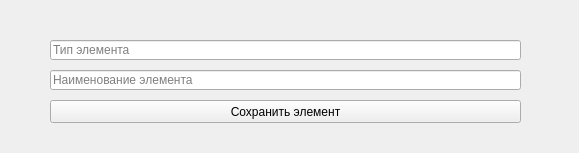
Before: the Qt Designer form UI/save_elements_form.ui in Chutchev/mapper, drawn with Qt 5.
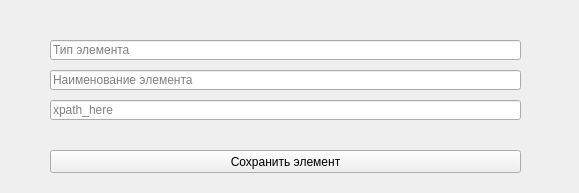
After: the same form once the commit is applied.

Commit message: Обновлены формы (показ xpath)

```diff
--- a/UI/save_elements_form.ui
+++ b/UI/save_elements_form.ui
@@ -7,7 +7,7 @@
     <x>0</x>
     <y>0</y>
     <width>579</width>
-    <height>153</height>
+    <height>193</height>
    </rect>
   </property>
   <property name="windowTitle">
@@ -44,7 +44,7 @@
     <property name="geometry">
      <rect>
       <x>50</x>
-      <y>100</y>
+      <y>150</y>
       <width>471</width>
       <height>23</height>
      </rect>
@@ -53,6 +53,19 @@
      <string>Сохранить элемент</string>
     </property>
    </widget>
+   <widget class="QLineEdit" name="xpath_edit">
+    <property name="geometry">
+     <rect>
+      <x>50</x>
+      <y>100</y>
+      <width>471</width>
+      <height>20</height>
+     </rect>
+    </property>
+    <property name="placeholderText">
+     <string>xpath_here</string>
+    </property>
+   </widget>
   </widget>
  </widget>
  <resources/>
```
The commit also changes 3 other files.
